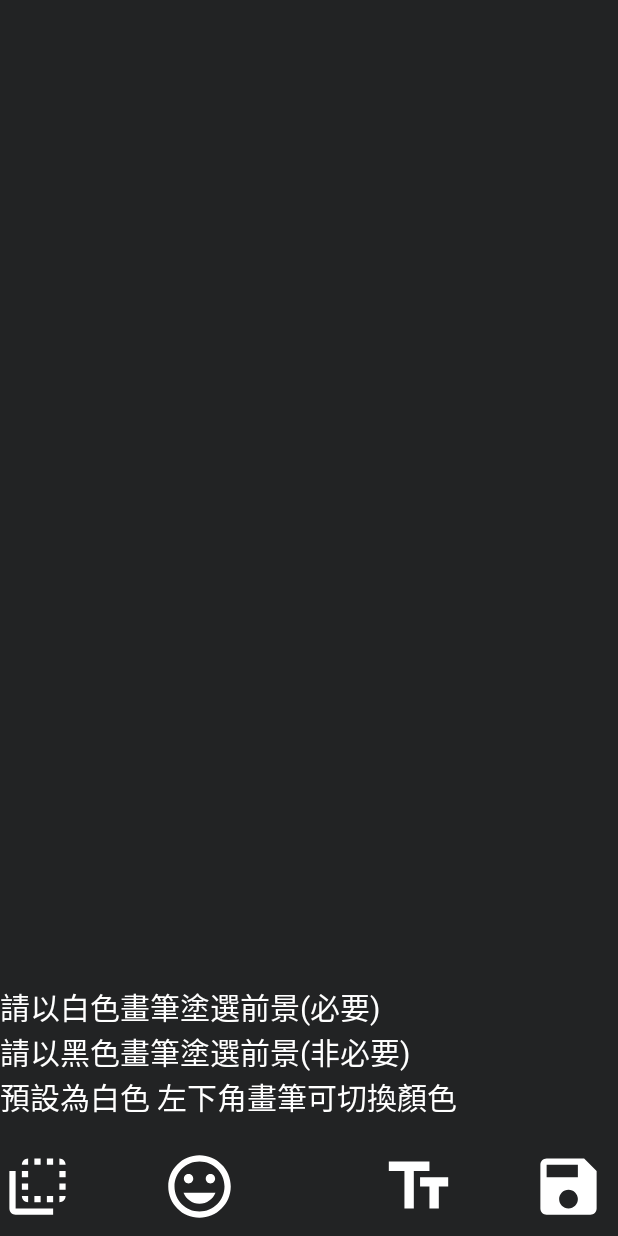
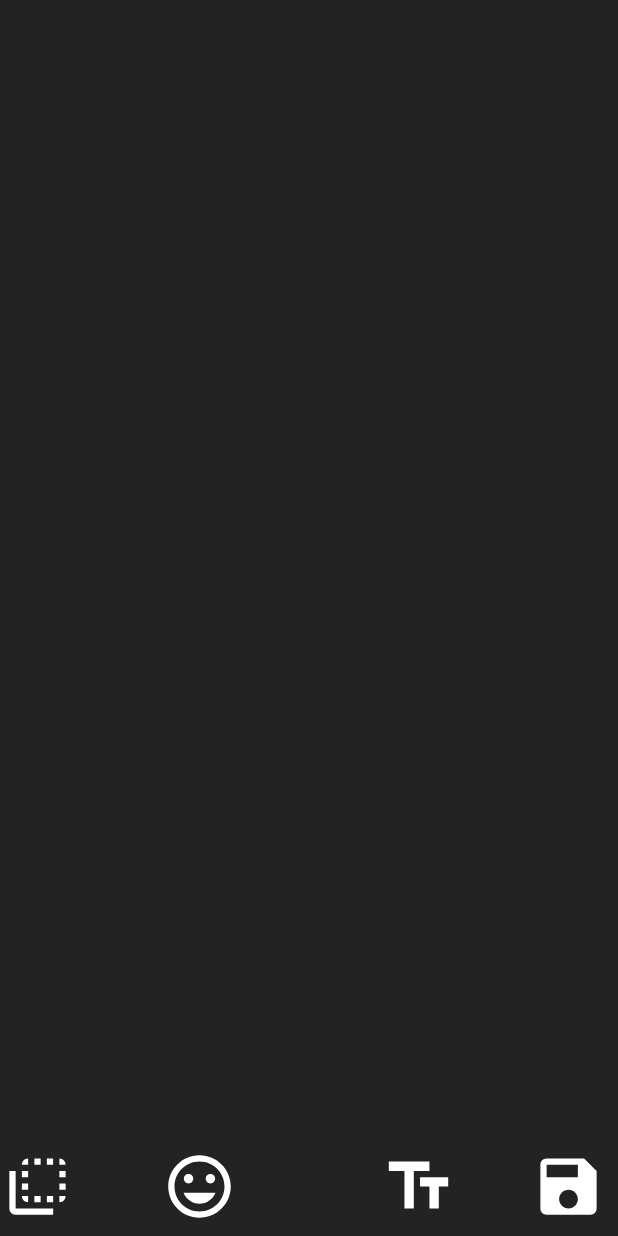
Before and after one commit to sendershawn/projectEx, an Android app: the emotionDetect screen opened directly, with no data from a screen before it, on a phone screen of 412 x 824 dp. Run offline under Robolectric (Android 15) with nearby library versions, the phone set to English and light mode, and no system bars; 2 statements that could not run were skipped.

Commit message:
TextView修正

```diff
--- a/mycamera/app/src/main/java/com/example/mycamera/emotionDetect.java
+++ b/mycamera/app/src/main/java/com/example/mycamera/emotionDetect.java
@@ -31,6 +31,7 @@ import android.widget.EditText;
 import android.widget.FrameLayout;
 import android.widget.ImageButton;
 import android.widget.ImageView;
+import android.widget.TextView;
 import android.widget.Toast;
 
 
@@ -69,6 +70,8 @@ public class emotionDetect extends AppCompatActivity implements removeResponse{
     String message;
     String resultPath;
     /**********View類**********/
+
+    TextView instructionView;
 
     ImageView myPhoto;
     ImageView textImage ;
@@ -139,6 +142,7 @@ public class emotionDetect extends AppCompatActivity implements removeResponse{
         groupView=findViewById(R.id.groupView);
         textImage=(ImageView) findViewById(R.id.TextImage);
         stringImage = (ImageView)findViewById(R.id.StringView);
+        instructionView=findViewById(R.id.instructionView);
         zoomViewImage=(ZoomView)findViewById(R.id.zoomViewImage);
         zoomViewText=(ZoomView)findViewById(R.id.zoomViewText);
         paintBoard =(PaintBoard)findViewById(R.id.paint_board);
@@ -291,6 +295,7 @@ public class emotionDetect extends AppCompatActivity implements removeResponse{
             @Override
             public void onClick(View v) {
                 VisibleController(false);
+                instructionView.setVisibility(View.VISIBLE);
                 paintBoard.setSize(myPhotoWidth,myPhotoHeight);
                 paintBoard.setVisibility(View.VISIBLE);
                 penColorBtn.setVisibility(View.VISIBLE);
@@ -512,6 +517,7 @@ public class emotionDetect extends AppCompatActivity implements removeResponse{
 
     public void VisibleController(boolean checked){
         if (checked){
+            instructionView.setVisibility(View.GONE);
             stringImage.setVisibility(View.GONE);
             textImage.setVisibility(View.GONE);
             paintBoard.setVisibility(View.GONE);
@@ -529,6 +535,7 @@ public class emotionDetect extends AppCompatActivity implements removeResponse{
             setTextStingBtn.setVisibility(View.GONE);
             savePhotoBtn.setVisibility(View.GONE);
             removeBackBtn.setVisibility(View.GONE);
+
         }
     }
 
--- a/mycamera/app/src/main/res/layout/activity_page2.xml
+++ b/mycamera/app/src/main/res/layout/activity_page2.xml
@@ -56,11 +56,12 @@
         </FrameLayout>
 
         <TextView
+            android:id="@+id/instructionView"
             android:layout_width="wrap_content"
             android:layout_height="wrap_content"
             android:layout_gravity="bottom"
             android:layout_marginBottom="78dp"
-            android:text="請以白色畫筆塗選前景(必要)\n請以黑色畫筆塗選前景(非必要)\n預設為白色 左下角畫筆可切換顏色"
+            android:text="請以白色畫筆塗選前景(必要)\n請以黑色畫筆塗選後景(非必要)\n預設為白色 左下角畫筆可切換顏色"
             android:textColor="@color/white"
             android:textSize="20dp" />
 
```
Also changed, not shown: 67 other files.
